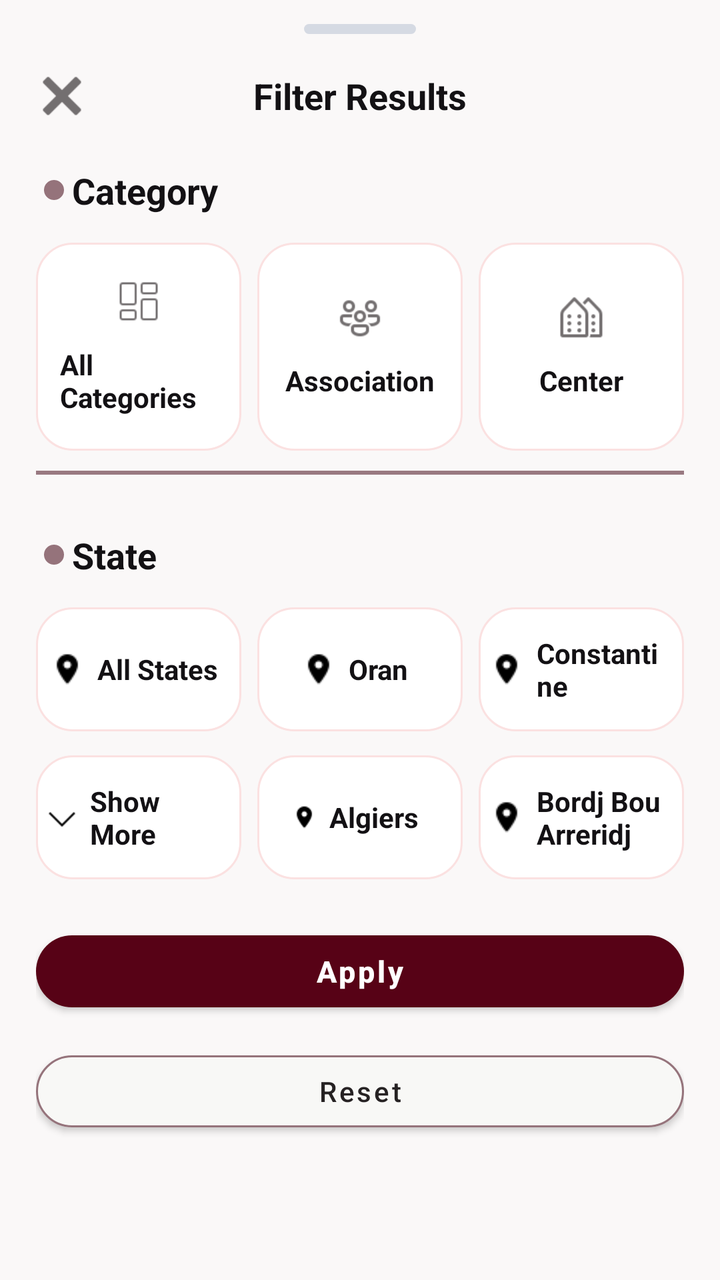
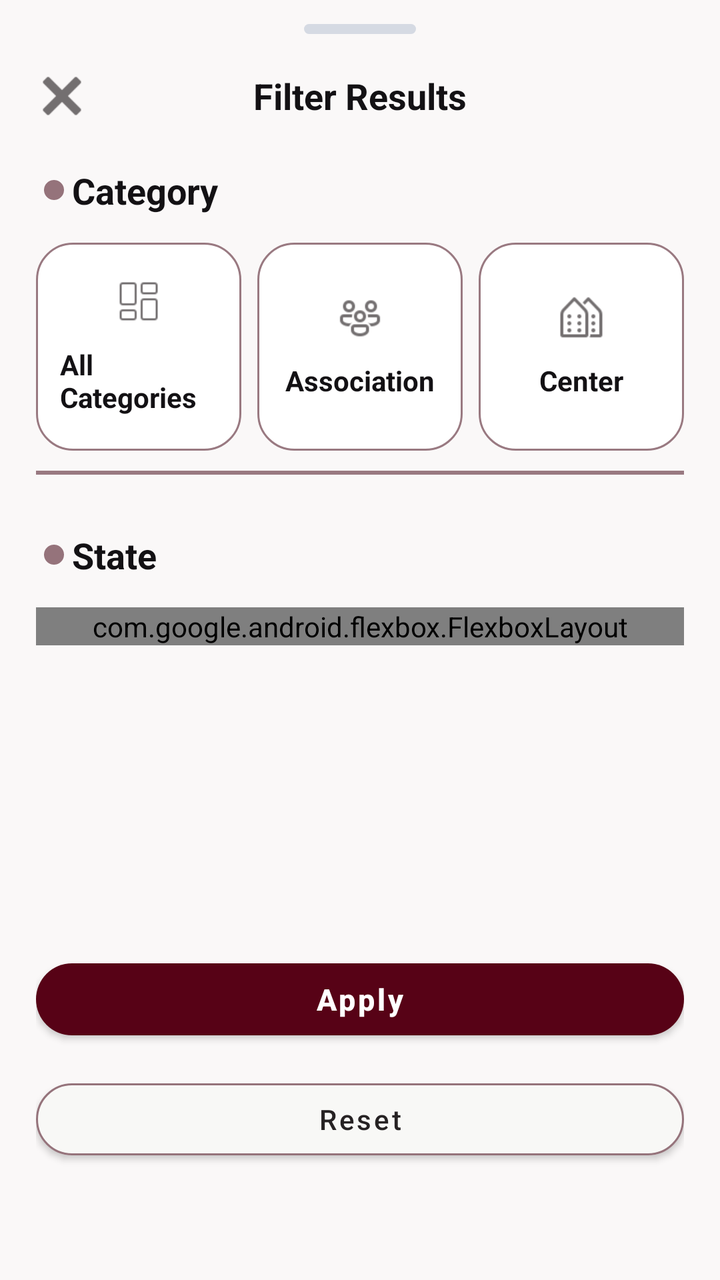

Screens rendered from an Android XML layout before and after an edit, with the pre-edit source and the edit as a unified diff.
<!-- AndroidManifest.xml: application theme Theme.DownSteps1 -->
<!-- res/layout/bottom_sheet_filter.xml -->
<?xml version="1.0" encoding="utf-8"?>
<ScrollView
    xmlns:android="http://schemas.android.com/apk/res/android"
    xmlns:app="http://schemas.android.com/apk/res-auto"
    android:layout_width="match_parent"
    android:layout_height="wrap_content"
    android:fillViewport="true"
    android:background="@color/card_bg"
    android:scrollbars="none"
    android:layoutDirection="ltr">

    <LinearLayout
        style="@style/BottomSheet.Root"
        android:layout_width="match_parent"
        android:layout_height="wrap_content"
        android:orientation="vertical"
        android:paddingStart="18dp"
        android:paddingTop="12dp"
        android:paddingEnd="18dp"
        android:paddingBottom="24dp">

        <View
            android:layout_width="56dp"
            android:layout_height="5dp"
            android:layout_gravity="center"
            android:background="@drawable/bg_bottom_sheet_handle" />

        <RelativeLayout
            android:layout_width="match_parent"
            android:layout_height="wrap_content"
            android:layout_marginTop="18dp">

            <ImageView
                android:id="@+id/btnCloseFilterSheet"
                android:layout_width="26dp"
                android:layout_height="26dp"
                android:layout_alignParentStart="true"
                android:src="@drawable/ic_close"
                app:tint="@color/input_icon"/>

            <TextView
                android:layout_width="wrap_content"
                android:layout_height="wrap_content"
                android:layout_centerInParent="true"
                android:text="@string/filter_results"
                style="@style/Text.Section"/>
        </RelativeLayout>

        <LinearLayout
            android:layout_width="match_parent"
            android:layout_height="wrap_content"
            android:layout_marginTop="22dp"
            android:gravity="center_vertical"
            android:orientation="horizontal">

            <View
                android:layout_width="10dp"
                android:layout_height="10dp"
                android:layout_marginEnd="8dp"
                android:layout_margin="4dp"
                android:background="@drawable/bg_section_dot" />

            <TextView
                android:layout_width="wrap_content"
                android:layout_height="wrap_content"
                android:text="@string/category"
                style="@style/Text.Section"/>
        </LinearLayout>

        <LinearLayout
            android:layout_width="match_parent"
            android:layout_height="wrap_content"
            android:layout_marginTop="14dp"
            android:orientation="horizontal"
            android:weightSum="3">

            <LinearLayout
                android:id="@+id/itemAllCategories"
                android:layout_width="0dp"
                android:layout_height="104dp"
                android:layout_weight="1"
                android:layout_marginEnd="8dp"
                android:background="@drawable/bg_filter_card"
                android:gravity="center"
                android:orientation="vertical"
                android:padding="12dp">

                <ImageView
                    android:id="@+id/ivAllCategories"
                    style="@style/Icon.Medium"
                    android:src="@drawable/ic_category_all"
                    app:tint="@color/input_icon"/>

                <TextView
                    android:id="@+id/tvAllCategories"
                    android:layout_width="wrap_content"
                    android:layout_height="wrap_content"
                    android:layout_marginTop="10dp"
                    android:text="@string/all_categories"
                    style="@style/Text.Label"/>
            </LinearLayout>

            <LinearLayout
                android:id="@+id/itemAssociation"
                android:layout_width="0dp"
                android:layout_height="104dp"
                android:layout_weight="1"
                android:layout_marginEnd="8dp"
                android:background="@drawable/bg_filter_card"
                android:gravity="center"
                android:orientation="vertical"
                android:padding="12dp">

                <ImageView
                    android:id="@+id/ivAssociation"
                    style="@style/Icon.Medium"
                    android:src="@drawable/ic_category_association"
                    app:tint="@color/input_icon" />

                <TextView
                    android:id="@+id/tvAssociation"
                    android:layout_width="wrap_content"
                    android:layout_height="wrap_content"
                    android:layout_marginTop="10dp"
                    android:text="@string/association"
                    style="@style/Text.Label" />
            </LinearLayout>

            <LinearLayout
                android:id="@+id/itemCenter"
                android:layout_width="0dp"
                android:layout_height="104dp"
                android:layout_weight="1"
                android:background="@drawable/bg_filter_card"
                android:gravity="center"
                android:orientation="vertical"
                android:padding="12dp">

                <ImageView
                    android:id="@+id/ivCenter"
                    style="@style/Icon.Medium"
                    android:src="@drawable/ic_category_center"
                    app:tint="@color/input_icon" />

                <TextView
                    android:id="@+id/tvCenter"
                    android:layout_width="wrap_content"
                    android:layout_height="wrap_content"
                    android:layout_marginTop="10dp"
                    android:text="@string/center"
                    style="@style/Text.Label" />
            </LinearLayout>
        </LinearLayout>

        <View
            android:layout_width="match_parent"
            android:layout_height="2dp"
            android:layout_marginVertical="10dp"
            android:background="@color/input_border" />

        <LinearLayout
            android:layout_width="match_parent"
            android:layout_height="wrap_content"
            android:layout_marginTop="18dp"
            android:gravity="center_vertical"
            android:orientation="horizontal">

            <View
                android:layout_width="10dp"
                android:layout_height="10dp"
                android:layout_marginEnd="8dp"
                android:layout_margin="4dp"
                android:background="@drawable/bg_section_dot" />

            <TextView
                android:layout_width="wrap_content"
                android:layout_height="wrap_content"
                android:text="@string/state"
                style="@style/Text.Section"/>
        </LinearLayout>

        <LinearLayout
            android:layout_width="match_parent"
            android:layout_height="wrap_content"
            android:layout_marginTop="14dp"
            android:orientation="horizontal"
            android:weightSum="3">

            <LinearLayout
                android:id="@+id/itemAllStates"
                android:layout_width="0dp"
                android:layout_height="62dp"
                android:layout_weight="1"
                android:layout_marginEnd="8dp"
                android:background="@drawable/bg_state_chip"
                android:gravity="center"
                android:orientation="horizontal"
                android:paddingStart="5dp"
                android:paddingEnd="10dp">

                <ImageView
                    android:id="@+id/ivAllStates"
                    android:layout_width="18dp"
                    android:layout_height="18dp"
                    android:src="@drawable/ic_location"
                    style="@style/Icon.Small"/>

                <TextView
                    android:id="@+id/tvAllStates"
                    android:layout_width="wrap_content"
                    android:layout_height="wrap_content"
                    android:layout_marginStart="6dp"
                    android:text="@string/all_states"
                    style="@style/Text.Label" />
            </LinearLayout>

            <LinearLayout
                android:id="@+id/itemOran"
                android:layout_width="0dp"
                android:layout_height="62dp"
                android:layout_weight="1"
                android:layout_marginEnd="8dp"
                android:background="@drawable/bg_state_chip"
                android:gravity="center"
                android:orientation="horizontal"
                android:paddingStart="5dp"
                android:paddingEnd="10dp">

                <ImageView
                    android:id="@+id/ivOran"
                    android:layout_width="18dp"
                    android:layout_height="18dp"
                    android:src="@drawable/ic_location"
                    style="@style/Icon.Small" />

                <TextView
                    android:id="@+id/tvOran"
                    android:layout_width="wrap_content"
                    android:layout_height="wrap_content"
                    android:layout_marginStart="6dp"
                    android:text="Oran"
                    style="@style/Text.Label" />
            </LinearLayout>

            <LinearLayout
                android:id="@+id/itemConstantine"
                android:layout_width="0dp"
                android:layout_height="62dp"
                android:layout_weight="1"
                android:background="@drawable/bg_state_chip"
                android:gravity="center"
                android:orientation="horizontal"
                android:paddingStart="5dp"
                android:paddingEnd="10dp">

                <ImageView
                    android:id="@+id/ivConstantine"
                    android:layout_width="18dp"
                    android:layout_height="18dp"
                    android:src="@drawable/ic_location"
                    style="@style/Icon.Small" />

                <TextView
                    android:id="@+id/tvConstantine"
                    android:layout_width="wrap_content"
                    android:layout_height="wrap_content"
                    android:layout_marginStart="6dp"
                    android:text="Constantine"
                    style="@style/Text.Label"/>
            </LinearLayout>
        </LinearLayout>

        <LinearLayout
            android:layout_width="match_parent"
            android:layout_height="wrap_content"
            android:layout_marginTop="12dp"
            android:orientation="horizontal"
            android:weightSum="3">

            <LinearLayout
                android:id="@+id/itemShowMore"
                android:layout_width="0dp"
                android:layout_height="62dp"
                android:layout_weight="1"
                android:layout_marginEnd="8dp"
                android:background="@drawable/bg_state_chip"
                android:gravity="center"
                android:orientation="horizontal"
                android:paddingStart="5dp"
                android:paddingEnd="10dp">

                <ImageView
                    android:id="@+id/ivShowMore"
                    android:layout_width="16dp"
                    android:layout_height="16dp"
                    android:src="@drawable/flechebas" />

                <TextView
                    android:id="@+id/tvShowMore"
                    android:layout_width="wrap_content"
                    android:layout_height="wrap_content"
                    android:layout_marginStart="6dp"
                    android:text="@string/show_more"
                    style="@style/Text.Label" />
            </LinearLayout>

            <LinearLayout
                android:id="@+id/itemAlgiers"
                android:layout_width="0dp"
                android:layout_height="62dp"
                android:layout_weight="1"
                android:layout_marginEnd="8dp"
                android:background="@drawable/bg_state_chip"
                android:gravity="center"
                android:orientation="horizontal"
                android:paddingStart="5dp"
                android:paddingEnd="10dp">

                <ImageView
                    android:id="@+id/ivAlgiers"
                    android:layout_width="13dp"
                    android:layout_height="18dp"
                    android:src="@drawable/ic_location"
                    style="@style/Icon.Small" />

                <TextView
                    android:id="@+id/tvAlgiers"
                    android:layout_width="wrap_content"
                    android:layout_height="wrap_content"
                    android:layout_marginStart="6dp"
                    android:text="Algiers"
                    style="@style/Text.Label" />
            </LinearLayout>

            <LinearLayout
                android:id="@+id/itemBba"
                android:layout_width="0dp"
                android:layout_height="62dp"
                android:layout_weight="1"
                android:background="@drawable/bg_state_chip"
                android:gravity="center"
                android:orientation="horizontal"
                android:paddingStart="5dp"
                android:paddingEnd="10dp">

                <ImageView
                    android:id="@+id/ivBba"
                    android:layout_width="18dp"
                    android:layout_height="18dp"
                    android:src="@drawable/ic_location"
                    style="@style/Icon.Small"/>

                <TextView
                    android:id="@+id/tvBba"
                    android:layout_width="wrap_content"
                    android:layout_height="wrap_content"
                    android:layout_marginStart="6dp"
                    android:text="Bordj Bou Arreridj"
                    style="@style/Text.Label" />
            </LinearLayout>
        </LinearLayout>

        <com.google.android.material.button.MaterialButton
            android:id="@+id/btnApplyFilter"
            style="@style/Btn.Primary"
            android:layout_width="match_parent"
            android:layout_height="wrap_content"
            android:layout_marginTop="22dp"
            android:text="@string/apply" />

        <com.google.android.material.button.MaterialButton
            android:id="@+id/btnResetFilter"
            style="@style/Btn.Secondary"
            android:layout_width="match_parent"
            android:layout_height="wrap_content"
            android:layout_marginTop="12dp"
            android:text="@string/reset" />

    </LinearLayout>
</ScrollView>
<!-- resources referenced by this layout -->
<resources>
  <color name="card_bg">#FAF8F8</color>
  <color name="input_border">#997981</color>
  <color name="input_icon">#736F70</color>
  <!-- drawable bg_bottom_sheet_handle (drawable) -->
  <shape xmlns:android="http://schemas.android.com/apk/res/android">
      <solid android:color="#D5DAE3" />
      <corners android:radius="20dp" />
  </shape>
  <!-- drawable bg_filter_card (drawable) -->
  <shape xmlns:android="http://schemas.android.com/apk/res/android">
      <solid android:color="@color/white" />
      <corners android:radius="18dp" />
      <stroke
          android:width="1dp"
          android:color="#FBE1E1" />
  </shape>
  <!-- drawable bg_section_dot (drawable) -->
  <shape xmlns:android="http://schemas.android.com/apk/res/android">
      <solid android:color="@color/btn_secondary_border" />
      <corners android:radius="50dp" />
  </shape>
  <!-- drawable bg_state_chip (drawable) -->
  <shape xmlns:android="http://schemas.android.com/apk/res/android">
      <solid android:color="@color/white" />
      <corners android:radius="18dp" />
      <stroke
          android:width="1dp"
          android:color="#FBE1E1" />
  </shape>
  <!-- drawable flechebas: png bitmap (drawable, 219 bytes) -->
  <!-- drawable ic_location: png bitmap (drawable, 311 bytes) -->
  <string name="all_categories">All Categories</string>
  <string name="all_states">All States</string>
  <string name="apply">Apply</string>
  <string name="association">Association</string>
  <string name="category">Category</string>
  <string name="center">Center</string>
  <string name="filter_results">Filter Results</string>
  <string name="reset">Reset</string>
  <string name="show_more">Show More</string>
  <string name="state">State</string>
  <style name="BottomSheet.Root" parent="BottomSheet">
          <item name="android:paddingStart">20dp</item>
          <item name="android:paddingTop">12dp</item>
          <item name="android:paddingEnd">20dp</item>
          <item name="android:paddingBottom">24dp</item>
          <item name="android:background">@color/card_bg</item>
      </style>
  <style name="Btn.Primary" parent="Widget.MaterialComponents.Button">
          <item name="android:layout_height">54dp</item>
          <item name="android:textAllCaps">false</item>
          <item name="android:textColor">@color/white</item>
          <item name="android:textSize">15sp</item>
          <item name="android:textStyle">bold</item>
          <item name="backgroundTint">@color/btn_primary</item>
          <item name="cornerRadius">27dp</item>
          <item name="elevation">0dp</item>
      </style>
  <style name="Icon.Medium">
          <item name="android:layout_width">24dp</item>
          <item name="android:layout_height">24dp</item>
      </style>
  <style name="Icon.Small">
          <item name="android:layout_width">20dp</item>
          <item name="android:layout_height">20dp</item>
      </style>
  <style name="Text.Label">
          <item name="android:textColor">@color/text_label</item>
          <item name="android:textSize">14sp</item>
          <item name="android:textStyle">bold</item>
      </style>
  <style name="Text.Section">
          <item name="android:textColor">@color/text_title</item>
          <item name="android:textSize">18sp</item>
          <item name="android:textStyle">bold</item>
      </style>
  <style name="Theme.DownSteps1" parent="Base.Theme.DownSteps1" />
  <color name="white">#FFFFFF</color>
  <color name="btn_secondary_border">#95737B</color>
  <style name="BottomSheet" />
  <color name="btn_primary">#570216</color>
  <color name="text_google">#262223</color>
  <color name="btn_secondary_bg">#F8F8F6</color>
  <color name="text_label">#131114</color>
  <color name="text_title">#131114</color>
  <style name="Base.Theme.DownSteps1" parent="Theme.Material3.DayNight.NoActionBar">
          
          
          <item name="colorPrimary">@color/btn_primary</item>
          <item name="colorSecondary">@color/btn_primary</item>
          <item name="colorAccent">@color/btn_primary</item>
      </style>
  <!-- unchanged entries left out for length: 5 -->
</resources>

<!-- the commit's change to res/layout/bottom_sheet_filter.xml (unified diff, before → after) -->
@@ -179,186 +179,23 @@
                 style="@style/Text.Section"/>
         </LinearLayout>
 
-        <LinearLayout
-            android:layout_width="match_parent"
-            android:layout_height="wrap_content"
+        <ScrollView
+            android:layout_width="match_parent"
+            android:layout_height="150dp"
             android:layout_marginTop="14dp"
-            android:orientation="horizontal"
-            android:weightSum="3">
-
-            <LinearLayout
-                android:id="@+id/itemAllStates"
-                android:layout_width="0dp"
-                android:layout_height="62dp"
-                android:layout_weight="1"
-                android:layout_marginEnd="8dp"
-                android:background="@drawable/bg_state_chip"
-                android:gravity="center"
-                android:orientation="horizontal"
-                android:paddingStart="5dp"
-                android:paddingEnd="10dp">
-
-                <ImageView
-                    android:id="@+id/ivAllStates"
-                    android:layout_width="18dp"
-                    android:layout_height="18dp"
-                    android:src="@drawable/ic_location"
-                    style="@style/Icon.Small"/>
-
-                <TextView
-                    android:id="@+id/tvAllStates"
-                    android:layout_width="wrap_content"
-                    android:layout_height="wrap_content"
-                    android:layout_marginStart="6dp"
-                    android:text="@string/all_states"
-                    style="@style/Text.Label" />
-            </LinearLayout>
-
-            <LinearLayout
-                android:id="@+id/itemOran"
-                android:layout_width="0dp"
-                android:layout_height="62dp"
-                android:layout_weight="1"
-                android:layout_marginEnd="8dp"
-                android:background="@drawable/bg_state_chip"
-                android:gravity="center"
-                android:orientation="horizontal"
-                android:paddingStart="5dp"
-                android:paddingEnd="10dp">
-
-                <ImageView
-                    android:id="@+id/ivOran"
-                    android:layout_width="18dp"
-                    android:layout_height="18dp"
-                    android:src="@drawable/ic_location"
-                    style="@style/Icon.Small" />
-
-                <TextView
-                    android:id="@+id/tvOran"
-                    android:layout_width="wrap_content"
-                    android:layout_height="wrap_content"
-                    android:layout_marginStart="6dp"
-                    android:text="Oran"
-                    style="@style/Text.Label" />
-            </LinearLayout>
-
-            <LinearLayout
-                android:id="@+id/itemConstantine"
-                android:layout_width="0dp"
-                android:layout_height="62dp"
-                android:layout_weight="1"
-                android:background="@drawable/bg_state_chip"
-                android:gravity="center"
-                android:orientation="horizontal"
-                android:paddingStart="5dp"
-                android:paddingEnd="10dp">
-
-                <ImageView
-                    android:id="@+id/ivConstantine"
-                    android:layout_width="18dp"
-                    android:layout_height="18dp"
-                    android:src="@drawable/ic_location"
-                    style="@style/Icon.Small" />
-
-                <TextView
-                    android:id="@+id/tvConstantine"
-                    android:layout_width="wrap_content"
-                    android:layout_height="wrap_content"
-                    android:layout_marginStart="6dp"
-                    android:text="Constantine"
-                    style="@style/Text.Label"/>
-            </LinearLayout>
-        </LinearLayout>
-
-        <LinearLayout
-            android:layout_width="match_parent"
-            android:layout_height="wrap_content"
-            android:layout_marginTop="12dp"
-            android:orientation="horizontal"
-            android:weightSum="3">
-
-            <LinearLayout
-                android:id="@+id/itemShowMore"
-                android:layout_width="0dp"
-                android:layout_height="62dp"
-                android:layout_weight="1"
-                android:layout_marginEnd="8dp"
-                android:background="@drawable/bg_state_chip"
-                android:gravity="center"
-                android:orientation="horizontal"
-                android:paddingStart="5dp"
-                android:paddingEnd="10dp">
-
-                <ImageView
-                    android:id="@+id/ivShowMore"
-                    android:layout_width="16dp"
-                    android:layout_height="16dp"
-                    android:src="@drawable/flechebas" />
-
-                <TextView
-                    android:id="@+id/tvShowMore"
-                    android:layout_width="wrap_content"
-                    android:layout_height="wrap_content"
-                    android:layout_marginStart="6dp"
-                    android:text="@string/show_more"
-                    style="@style/Text.Label" />
-            </LinearLayout>
-
-            <LinearLayout
-                android:id="@+id/itemAlgiers"
-                android:layout_width="0dp"
-                android:layout_height="62dp"
-                android:layout_weight="1"
-                android:layout_marginEnd="8dp"
-                android:background="@drawable/bg_state_chip"
-                android:gravity="center"
-                android:orientation="horizontal"
-                android:paddingStart="5dp"
-                android:paddingEnd="10dp">
-
-                <ImageView
-                    android:id="@+id/ivAlgiers"
-                    android:layout_width="13dp"
-                    android:layout_height="18dp"
-                    android:src="@drawable/ic_location"
-                    style="@style/Icon.Small" />
-
-                <TextView
-                    android:id="@+id/tvAlgiers"
-                    android:layout_width="wrap_content"
-                    android:layout_height="wrap_content"
-                    android:layout_marginStart="6dp"
-                    android:text="Algiers"
-                    style="@style/Text.Label" />
-            </LinearLayout>
-
-            <LinearLayout
-                android:id="@+id/itemBba"
-                android:layout_width="0dp"
-                android:layout_height="62dp"
-                android:layout_weight="1"
-                android:background="@drawable/bg_state_chip"
-                android:gravity="center"
-                android:orientation="horizontal"
-                android:paddingStart="5dp"
-                android:paddingEnd="10dp">
-
-                <ImageView
-                    android:id="@+id/ivBba"
-                    android:layout_width="18dp"
-                    android:layout_height="18dp"
-                    android:src="@drawable/ic_location"
-                    style="@style/Icon.Small"/>
-
-                <TextView
-                    android:id="@+id/tvBba"
-                    android:layout_width="wrap_content"
-                    android:layout_height="wrap_content"
-                    android:layout_marginStart="6dp"
-                    android:text="Bordj Bou Arreridj"
-                    style="@style/Text.Label" />
-            </LinearLayout>
-        </LinearLayout>
+            android:scrollbars="vertical"
+            android:fadeScrollbars="false"
+            android:overScrollMode="never">
+
+            <com.google.android.flexbox.FlexboxLayout
+                android:id="@+id/filterStatesContainer"
+                android:layout_width="match_parent"
+                android:layout_height="wrap_content"
+                app:flexWrap="wrap"
+                app:justifyContent="flex_start"
+                app:alignItems="stretch" />
+
+        </ScrollView>
 
         <com.google.android.material.button.MaterialButton
             android:id="@+id/btnApplyFilter"
<!-- resource entries referenced after the edit -->
@@ -10,36 +10,28 @@
   </shape>
   <!-- drawable bg_filter_card (drawable) -->
   <shape xmlns:android="http://schemas.android.com/apk/res/android">
-      <solid android:color="@color/white" />
+  
+      <solid android:color="@color/filter_card_bg" />
+  
       <corners android:radius="18dp" />
+  
       <stroke
           android:width="1dp"
-          android:color="#FBE1E1" />
+          android:color="@color/input_border" />
+  
   </shape>
   <!-- drawable bg_section_dot (drawable) -->
   <shape xmlns:android="http://schemas.android.com/apk/res/android">
       <solid android:color="@color/btn_secondary_border" />
       <corners android:radius="50dp" />
   </shape>
-  <!-- drawable bg_state_chip (drawable) -->
-  <shape xmlns:android="http://schemas.android.com/apk/res/android">
-      <solid android:color="@color/white" />
-      <corners android:radius="18dp" />
-      <stroke
-          android:width="1dp"
-          android:color="#FBE1E1" />
-  </shape>
-  <!-- drawable flechebas: png bitmap (drawable, 219 bytes) -->
-  <!-- drawable ic_location: png bitmap (drawable, 311 bytes) -->
   <string name="all_categories">All Categories</string>
-  <string name="all_states">All States</string>
   <string name="apply">Apply</string>
   <string name="association">Association</string>
   <string name="category">Category</string>
   <string name="center">Center</string>
   <string name="filter_results">Filter Results</string>
   <string name="reset">Reset</string>
-  <string name="show_more">Show More</string>
   <string name="state">State</string>
   <style name="BottomSheet.Root" parent="BottomSheet">
           <item name="android:paddingStart">20dp</item>
@@ -62,10 +54,6 @@
           <item name="android:layout_width">24dp</item>
           <item name="android:layout_height">24dp</item>
       </style>
-  <style name="Icon.Small">
-          <item name="android:layout_width">20dp</item>
-          <item name="android:layout_height">20dp</item>
-      </style>
   <style name="Text.Label">
           <item name="android:textColor">@color/text_label</item>
           <item name="android:textSize">14sp</item>
@@ -77,6 +65,7 @@
           <item name="android:textStyle">bold</item>
       </style>
   <style name="Theme.DownSteps1" parent="Base.Theme.DownSteps1" />
+  <color name="filter_card_bg">#FFFFFF</color>
   <color name="white">#FFFFFF</color>
   <color name="btn_secondary_border">#95737B</color>
   <style name="BottomSheet" />
